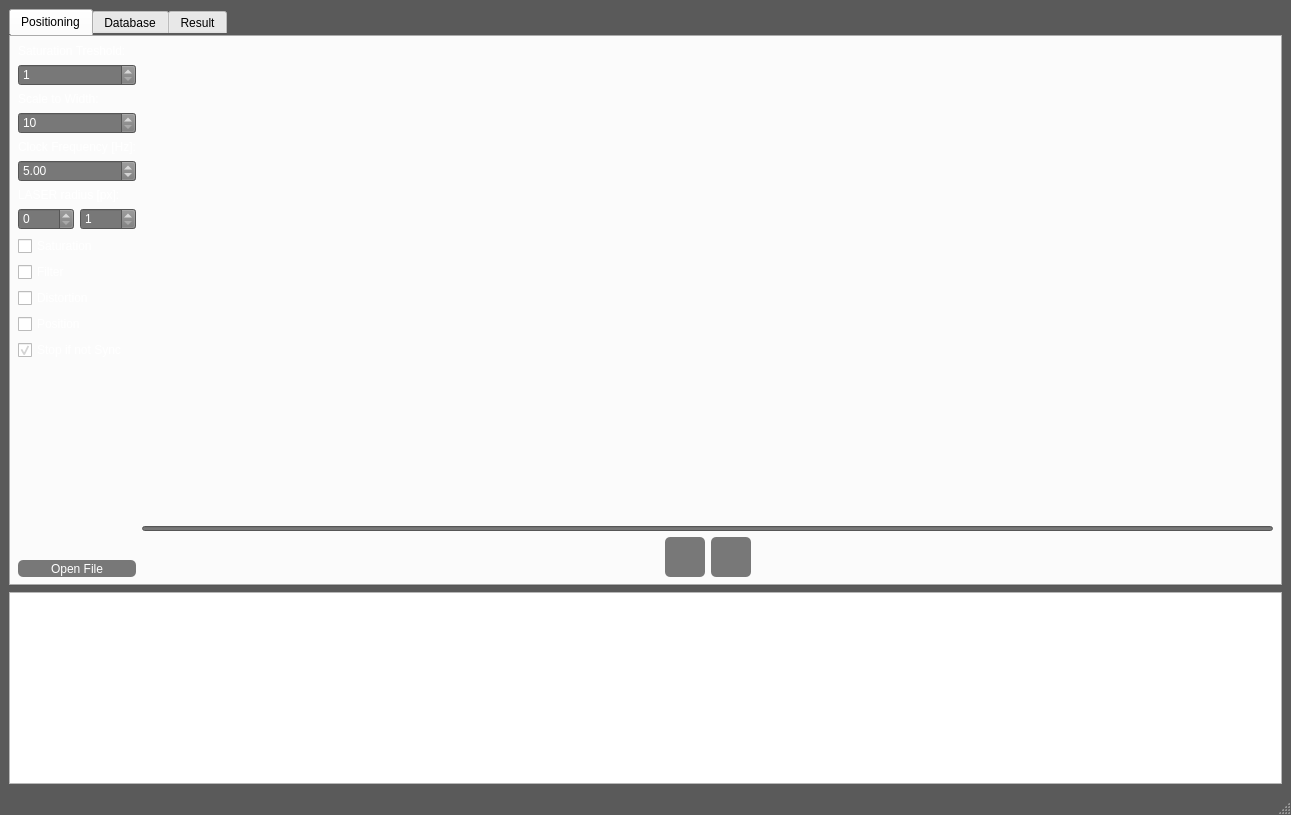
Before: the Qt Designer form mainwindow.ui in BurtBR/LIPS, drawn with Qt 5.
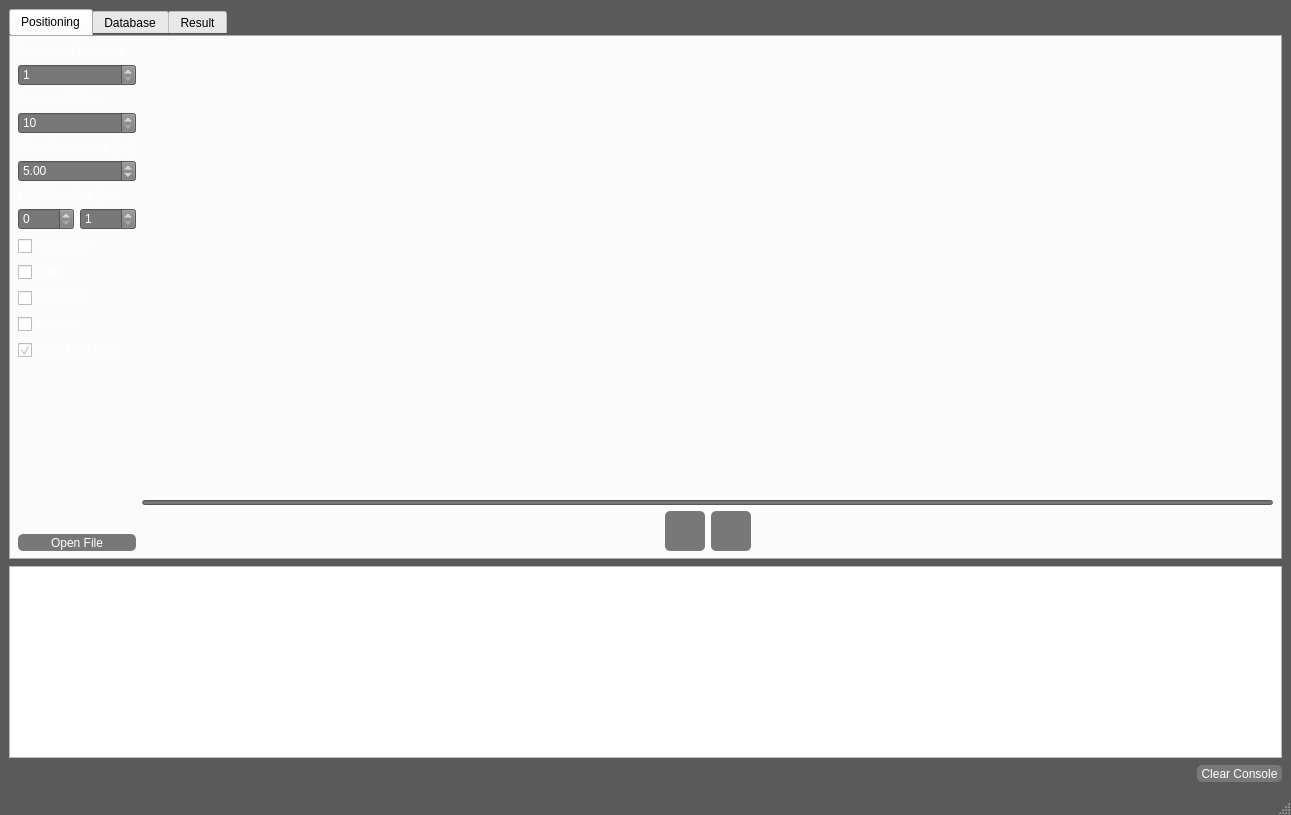
After: the same form once the commit is applied. Icons and pictures are not drawn.

```diff
--- a/mainwindow.ui
+++ b/mainwindow.ui
@@ -44,7 +44,6 @@
 QTextEdit{
 	font: 17pt &quot;Source Code Pro&quot;;
 	color: white;
-	border-color: transparent;
 }
 
 QCheckBox{
@@ -890,6 +889,30 @@
       </property>
      </widget>
     </item>
+    <item>
+     <layout class="QHBoxLayout" name="horizontalLayout_4">
+      <item>
+       <spacer name="horizontalSpacer_4">
+        <property name="orientation">
+         <enum>Qt::Orientation::Horizontal</enum>
+        </property>
+        <property name="sizeHint" stdset="0">
+         <size>
+          <width>40</width>
+          <height>20</height>
+         </size>
+        </property>
+       </spacer>
+      </item>
+      <item>
+       <widget class="QToolButton" name="buttonCloarConsole">
+        <property name="text">
+         <string>Clear Console</string>
+        </property>
+       </widget>
+      </item>
+     </layout>
+    </item>
    </layout>
   </widget>
   <widget class="QMenuBar" name="menubar">
```
